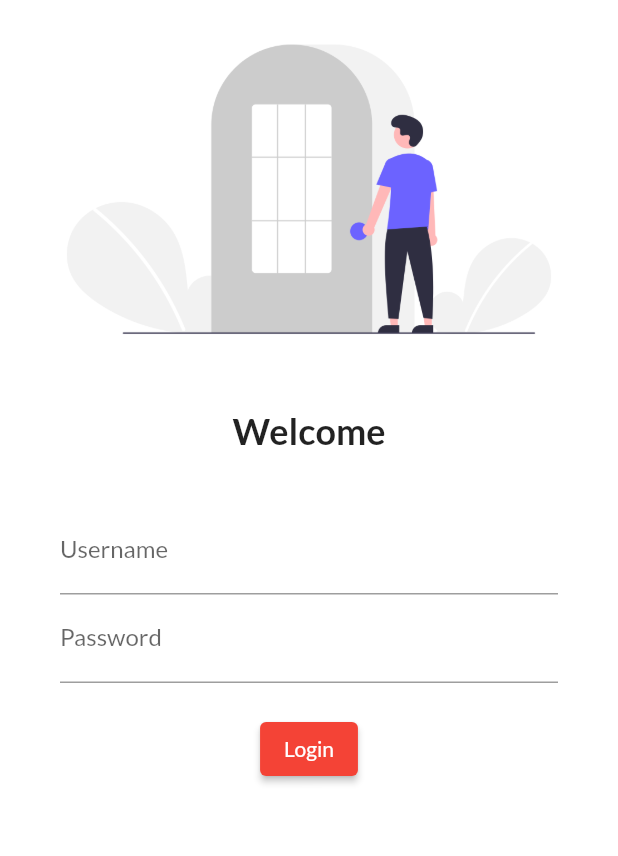
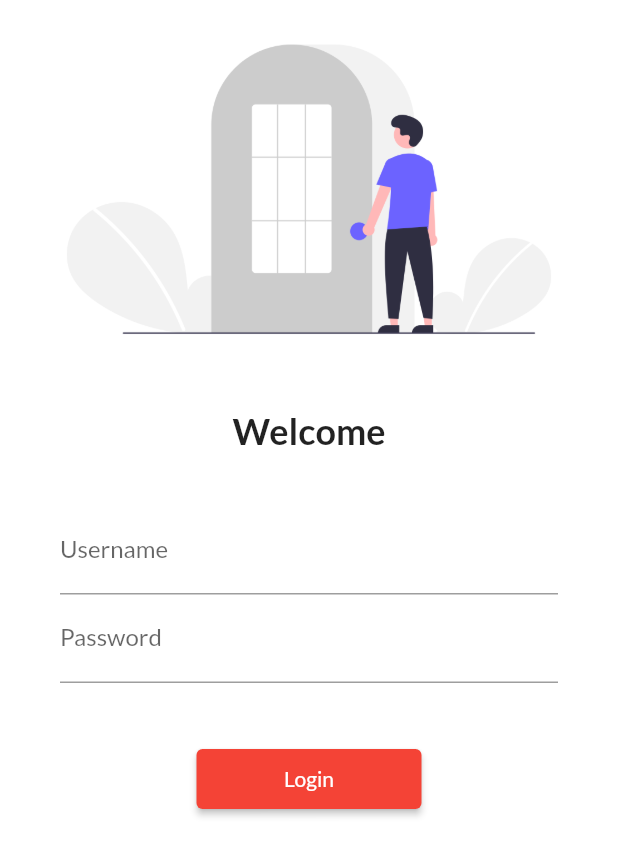
Before and after one commit to mayukh00/Flutter_1, a Flutter app: the screen it shows after launch, on a phone screen of 412 x 824 dp. Shown: the top 856 px of the screen. Run offline on Flutter 3.47's test engine with Material 2 defaults, Android fonts, the phone set to English and light mode, and no system bars; our stand-ins replace google_fonts.

Commit message:
Day5 finished

```diff
--- a/lib/main.dart
+++ b/lib/main.dart
@@ -1,6 +1,7 @@
 import 'package:flutter/material.dart';
 import 'package:flutter_application_1/pages/home_page.dart';
 import 'package:flutter_application_1/pages/login_page.dart';
+import 'package:flutter_application_1/utils/routes.dart';
 import 'package:google_fonts/google_fonts.dart';
 
 void main() {
@@ -31,8 +32,8 @@ class MyApp extends StatelessWidget {
       initialRoute: "/login", //initially "/"
       routes: {
         "/": (context) => HomePage(),
-        //                                        // initial route "/" imples default page.
-        "/login": (context) => LoginPage(),
+        MyRoutes.homeRoute: (context) => HomePage(), // from routes.dart
+        MyRoutes.loginRoute: (context) => LoginPage(),
       },
     );
   }
--- a/lib/pages/login_page.dart
+++ b/lib/pages/login_page.dart
@@ -1,8 +1,6 @@
 // ignore_for_file: prefer_const_constructors
-
-//import 'dart:html';
-
 import 'package:flutter/material.dart';
+import 'package:flutter_application_1/utils/routes.dart';
 
 class LoginPage extends StatelessWidget {
   //                                             // TO BE USED IN ROUTE in main.dart
@@ -12,6 +10,7 @@ class LoginPage extends StatelessWidget {
   Widget build(BuildContext context) {
     return Material(
         color: Colors.white,
+        child: SingleChildScrollView(
           child: Column(
             children: [
               Image.asset("assets/images/login_image.png", fit: BoxFit.cover),
@@ -29,8 +28,8 @@ class LoginPage extends StatelessWidget {
                 height: 20,
               ),
               Padding(
-              padding:
-                  const EdgeInsets.symmetric(vertical: 16.0, horizontal: 40.0),
+                padding: const EdgeInsets.symmetric(
+                    vertical: 16.0, horizontal: 40.0),
                 child: Column(
                   children: [
                     TextFormField(
@@ -43,20 +42,20 @@ class LoginPage extends StatelessWidget {
                           hintText: "Enter Password", labelText: "Password"),
                     ),
                     SizedBox(
-                    height: 20.0,
+                      height: 40.0,
                     ),
                     ElevatedButton(
                       onPressed: () {
-                      // Text(" success");
-                      print(" HIiiii");
+                        Navigator.pushNamed(context, MyRoutes.homeRoute);
                       },
                       child: Text("Login"),
-                    style: TextButton.styleFrom(),
+                      style: TextButton.styleFrom(minimumSize: Size(150, 40)),
                     ),
                   ],
                 ),
               ),
             ],
+          ),
         ));
   }
 }
--- /dev/null
+++ b/lib/utils/routes.dart
@@ -0,0 +1,4 @@
+class MyRoutes {
+  static String loginRoute = "/login";
+  static String homeRoute = "/home";
+}
```
Lines whose indentation alone changed are shown as unchanged.
